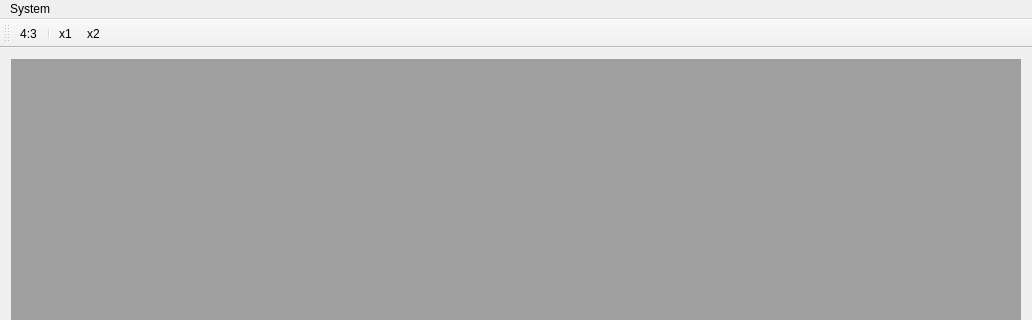
Qt form source/frontends/qapple/qapple.ui (AppleWin/AppleWin) before a commit; both pictures show x 0 to 1032 and y 0 to 320 of the 1032 by 762 pixel window.
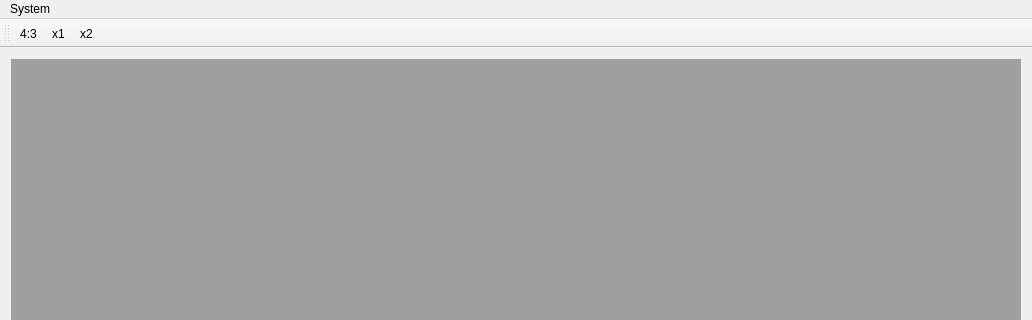
The same form after that commit.

Commit message: Fix window title, close event, scrollbars, fast timer when disk spins.

```diff
--- a/source/frontends/qapple/qapple.ui
+++ b/source/frontends/qapple/qapple.ui
@@ -46,7 +46,6 @@
     <bool>false</bool>
    </attribute>
    <addaction name="action4_3"/>
-   <addaction name="separator"/>
    <addaction name="actionX1"/>
    <addaction name="actionX2"/>
   </widget>
```
Left out of the diff: 12 changed lines with no effect on the pictures. The commit also changes 5 other files.
